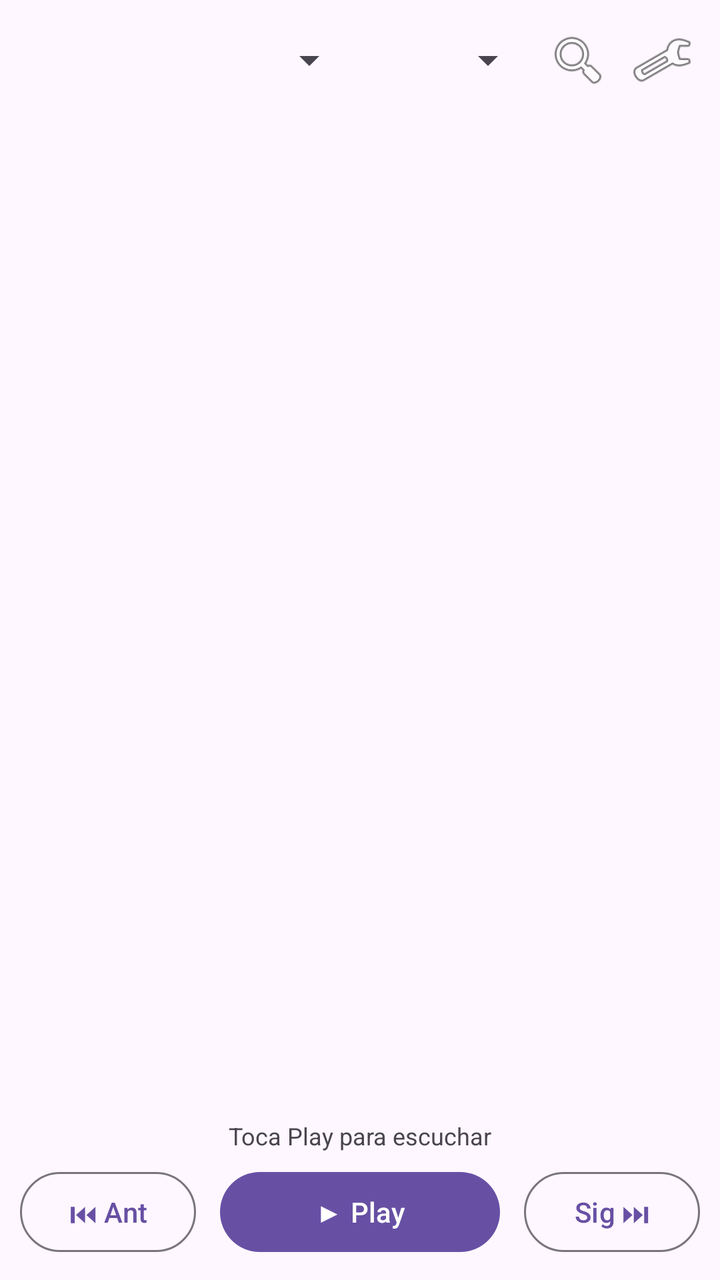
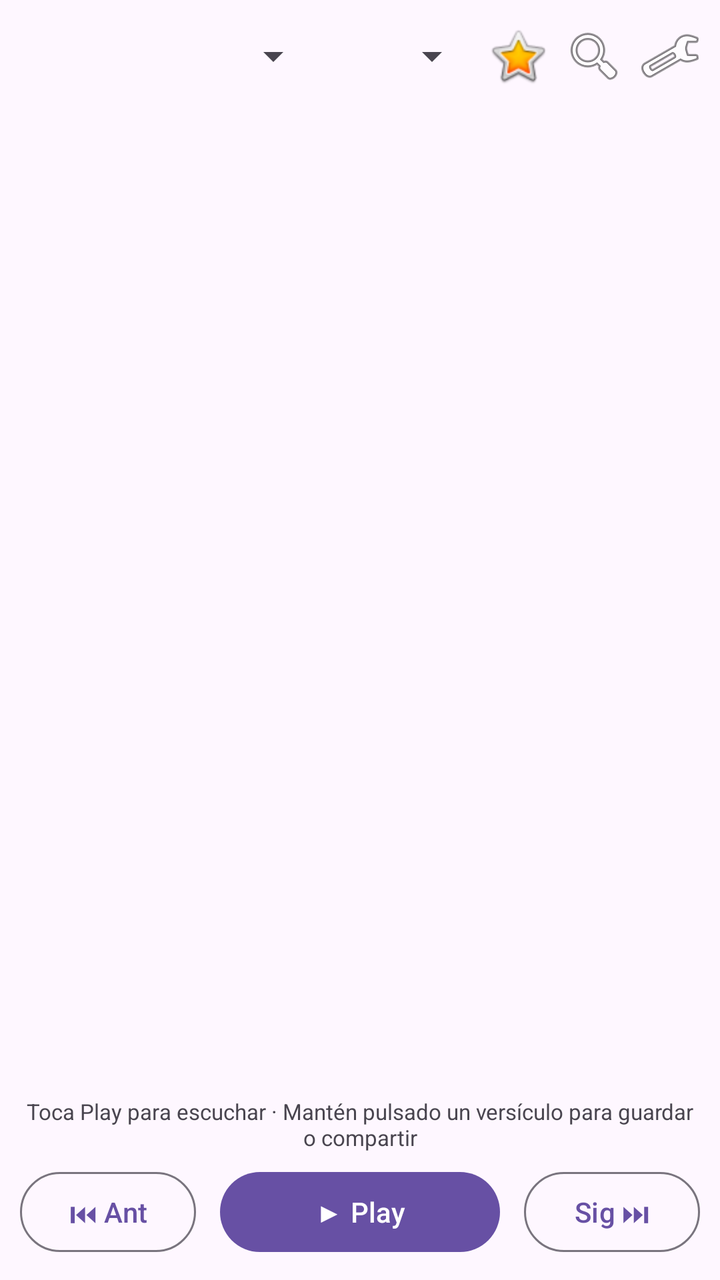

Compare the two renders of this Android layout. The source of the first and the diff that turns it into the second are given below.
<!-- AndroidManifest.xml: application theme Theme.Material3.DayNight.NoActionBar -->
<!-- res/layout/activity_main.xml -->
<?xml version="1.0" encoding="utf-8"?>
<LinearLayout xmlns:android="http://schemas.android.com/apk/res/android" android:layout_width="match_parent" android:layout_height="match_parent" android:orientation="vertical" android:fitsSystemWindows="true">
    <LinearLayout android:layout_width="match_parent" android:layout_height="wrap_content" android:orientation="horizontal" android:padding="8dp" android:gravity="center_vertical">
        <Spinner android:id="@+id/spinnerLibro" android:layout_width="0dp" android:layout_height="44dp" android:layout_weight="2" />
        <Spinner android:id="@+id/spinnerCapitulo" android:layout_width="0dp" android:layout_height="44dp" android:layout_weight="1" android:layout_marginStart="4dp" />
        <ImageButton android:id="@+id/btnConcordancia" android:layout_width="42dp" android:layout_height="42dp" android:background="?attr/selectableItemBackgroundBorderless" android:contentDescription="Concordancia" android:src="@android:drawable/ic_menu_search" />
        <ImageButton android:id="@+id/btnSettings" android:layout_width="42dp" android:layout_height="42dp" android:background="?attr/selectableItemBackgroundBorderless" android:contentDescription="Ajustes" android:src="@android:drawable/ic_menu_preferences" />
    </LinearLayout>
    <androidx.recyclerview.widget.RecyclerView android:id="@+id/recyclerVersiculos" android:layout_width="match_parent" android:layout_height="0dp" android:layout_weight="1" android:padding="12dp" android:clipToPadding="false" />
    <LinearLayout android:layout_width="match_parent" android:layout_height="wrap_content" android:orientation="vertical" android:padding="10dp">
        <TextView android:id="@+id/tvEstadoLectura" android:layout_width="match_parent" android:layout_height="wrap_content" android:gravity="center" android:text="Toca Play para escuchar" android:textSize="12sp" android:paddingBottom="6dp" />
        <LinearLayout android:layout_width="match_parent" android:layout_height="wrap_content" android:orientation="horizontal" android:gravity="center">
            <Button android:id="@+id/btnAnterior" style="@style/Widget.Material3.Button.OutlinedButton" android:layout_width="wrap_content" android:layout_height="wrap_content" android:text="⏮ Ant" />
            <Button android:id="@+id/btnPlayPause" android:layout_width="140dp" android:layout_height="wrap_content" android:layout_marginHorizontal="12dp" android:text="▶ Play" />
            <Button android:id="@+id/btnSiguiente" style="@style/Widget.Material3.Button.OutlinedButton" android:layout_width="wrap_content" android:layout_height="wrap_content" android:text="Sig ⏭" />
        </LinearLayout>
    </LinearLayout>
</LinearLayout>
<!-- resources referenced by this layout -->
<resources>

</resources>

<!-- the commit's change to res/layout/activity_main.xml (unified diff, before → after) -->
@@ -1,14 +1,15 @@
 <?xml version="1.0" encoding="utf-8"?>
 <LinearLayout xmlns:android="http://schemas.android.com/apk/res/android" android:layout_width="match_parent" android:layout_height="match_parent" android:orientation="vertical" android:fitsSystemWindows="true">
-    <LinearLayout android:layout_width="match_parent" android:layout_height="wrap_content" android:orientation="horizontal" android:padding="8dp" android:gravity="center_vertical">
+    <LinearLayout android:layout_width="match_parent" android:layout_height="wrap_content" android:orientation="horizontal" android:padding="6dp" android:gravity="center_vertical">
         <Spinner android:id="@+id/spinnerLibro" android:layout_width="0dp" android:layout_height="44dp" android:layout_weight="2" />
-        <Spinner android:id="@+id/spinnerCapitulo" android:layout_width="0dp" android:layout_height="44dp" android:layout_weight="1" android:layout_marginStart="4dp" />
-        <ImageButton android:id="@+id/btnConcordancia" android:layout_width="42dp" android:layout_height="42dp" android:background="?attr/selectableItemBackgroundBorderless" android:contentDescription="Concordancia" android:src="@android:drawable/ic_menu_search" />
-        <ImageButton android:id="@+id/btnSettings" android:layout_width="42dp" android:layout_height="42dp" android:background="?attr/selectableItemBackgroundBorderless" android:contentDescription="Ajustes" android:src="@android:drawable/ic_menu_preferences" />
+        <Spinner android:id="@+id/spinnerCapitulo" android:layout_width="0dp" android:layout_height="44dp" android:layout_weight="1" android:layout_marginStart="2dp" />
+        <ImageButton android:id="@+id/btnFavoritos" android:layout_width="38dp" android:layout_height="42dp" android:background="?attr/selectableItemBackgroundBorderless" android:contentDescription="Favoritos" android:src="@android:drawable/btn_star_big_on" />
+        <ImageButton android:id="@+id/btnConcordancia" android:layout_width="38dp" android:layout_height="42dp" android:background="?attr/selectableItemBackgroundBorderless" android:contentDescription="Concordancia" android:src="@android:drawable/ic_menu_search" />
+        <ImageButton android:id="@+id/btnSettings" android:layout_width="38dp" android:layout_height="42dp" android:background="?attr/selectableItemBackgroundBorderless" android:contentDescription="Ajustes" android:src="@android:drawable/ic_menu_preferences" />
     </LinearLayout>
     <androidx.recyclerview.widget.RecyclerView android:id="@+id/recyclerVersiculos" android:layout_width="match_parent" android:layout_height="0dp" android:layout_weight="1" android:padding="12dp" android:clipToPadding="false" />
     <LinearLayout android:layout_width="match_parent" android:layout_height="wrap_content" android:orientation="vertical" android:padding="10dp">
-        <TextView android:id="@+id/tvEstadoLectura" android:layout_width="match_parent" android:layout_height="wrap_content" android:gravity="center" android:text="Toca Play para escuchar" android:textSize="12sp" android:paddingBottom="6dp" />
+        <TextView android:id="@+id/tvEstadoLectura" android:layout_width="match_parent" android:layout_height="wrap_content" android:gravity="center" android:text="Toca Play para escuchar · Mantén pulsado un versículo para guardar o compartir" android:textSize="11sp" android:paddingBottom="6dp" />
         <LinearLayout android:layout_width="match_parent" android:layout_height="wrap_content" android:orientation="horizontal" android:gravity="center">
             <Button android:id="@+id/btnAnterior" style="@style/Widget.Material3.Button.OutlinedButton" android:layout_width="wrap_content" android:layout_height="wrap_content" android:text="⏮ Ant" />
             <Button android:id="@+id/btnPlayPause" android:layout_width="140dp" android:layout_height="wrap_content" android:layout_marginHorizontal="12dp" android:text="▶ Play" />
